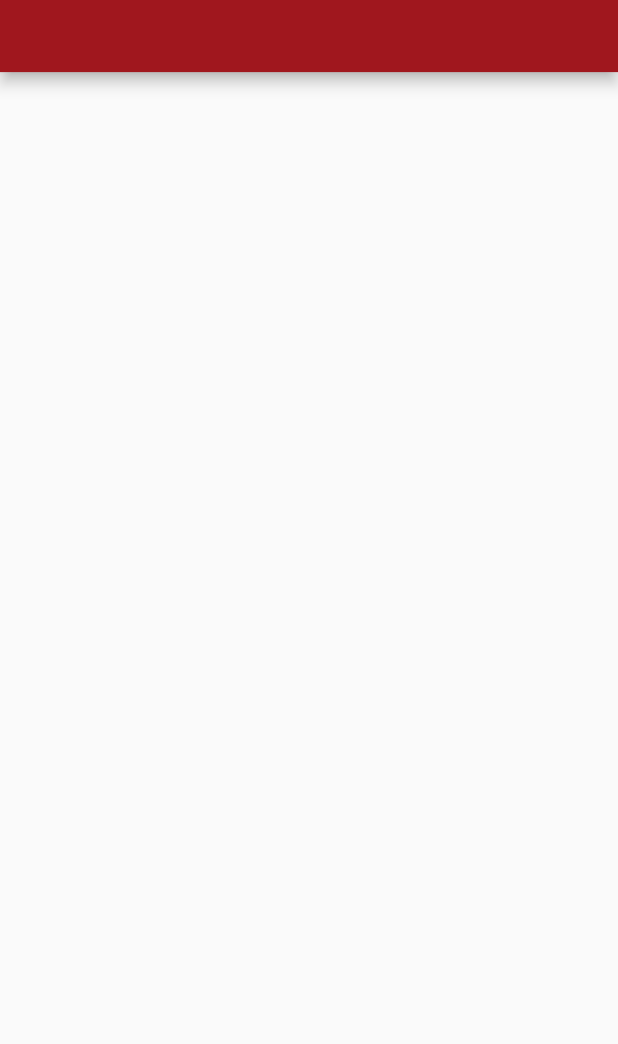
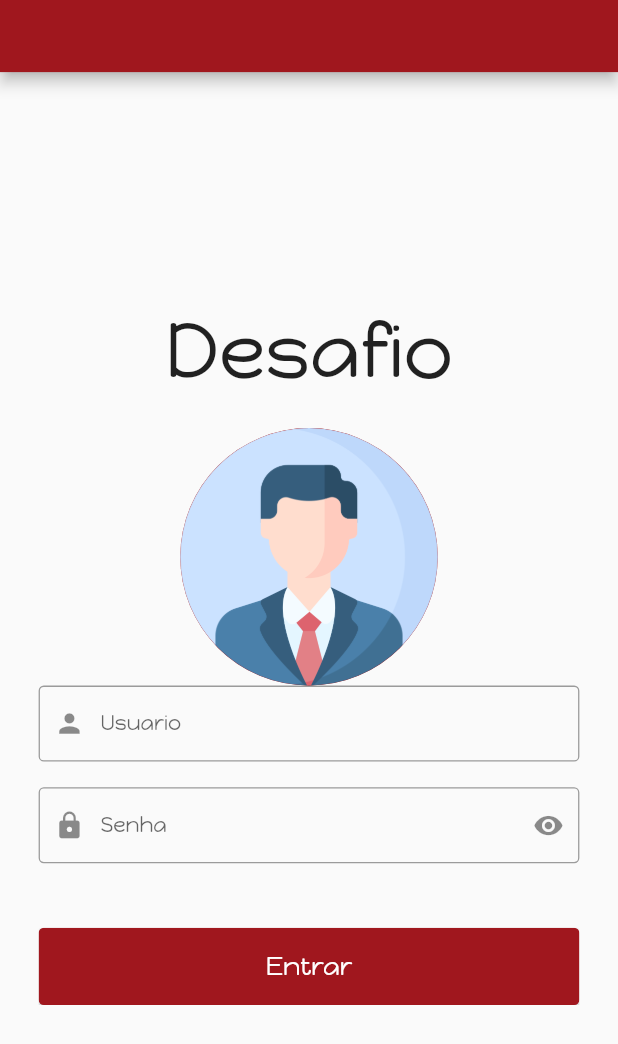
Before and after one commit to BrayanBertan/desafio_sistema_info, a Flutter app: the screen it shows after launch, on a phone screen of 412 x 824 dp. Shown: the top 1044 px of the screen. Run offline on Flutter 3.47's test engine with Material 2 defaults, Android fonts, the phone set to English and light mode, and no system bars; our stand-ins replace get, responsive_framework, sqflite; accounts and stored records are empty.

Commit message:
inicio controller usuario e view login

```diff
--- /dev/null
+++ b/desafio_flutter/lib/app/controller/usuario_controller.dart
@@ -0,0 +1,24 @@
+import 'package:desafio_flutter/app/model/usuario_model.dart';
+import 'package:get/get.dart';
+
+class UsuarioController extends GetxController {
+  UsuarioModel usuarioModel;
+  UsuarioController({required this.usuarioModel});
+
+  final usuarioLogin = ''.obs;
+  final senhaLogin = ''.obs;
+  final erroLogin = Rxn<String?>();
+
+  bool verificaLogin() {
+    var retorno =
+        usuarioModel.verificaLogin(usuarioLogin.value, senhaLogin.value);
+    erroLogin.value = null;
+    print('retorno $retorno');
+    if (!retorno) erroLogin.value = 'Dados incorretos!';
+    return retorno;
+  }
+
+  setUsuarioLogin(String usuario) => usuarioLogin.value = usuario;
+
+  setSenhaLogin(String senha) => senhaLogin.value = senha;
+}
--- a/desafio_flutter/lib/app/model/usuario_model.dart
+++ b/desafio_flutter/lib/app/model/usuario_model.dart
@@ -4,7 +4,7 @@ import 'package:get/get.dart';
 import 'package:sqflite/sqflite.dart';
 
 class UsuarioModel {
-  final bancoService = Get.find<BancoService>();
+  final bancoService = Get.put(BancoService());
 
   Future<Usuario> SalvarUsuario(Usuario usuario) async {
     Database dbUsuario = await bancoService.db;
@@ -12,9 +12,10 @@ class UsuarioModel {
     return usuario;
   }
 
-  bool verificaLogin(String email, String senha) {
-    return (email.trim().toUpperCase() == 'SISTEMA' &&
-        senha.trim().toLowerCase() == 'canditado123');
+  bool verificaLogin(String usuario, String senha) {
+    print('usuario $usuario senha $senha');
+    return (usuario.trim().toUpperCase() == 'SISTEMA' &&
+        senha.trim().toUpperCase() == 'CANDIDATO123');
   }
 
   Future<int> deletarUsuario(int codigo) async {
--- a/desafio_flutter/lib/app/view/login/login_view.dart
+++ b/desafio_flutter/lib/app/view/login/login_view.dart
@@ -1,13 +1,87 @@
+import 'package:desafio_flutter/app/controller/usuario_controller.dart';
 import 'package:flutter/material.dart';
+import 'package:get/get.dart';
 
-class LoginPage extends StatelessWidget {
+class LoginPage extends GetView<UsuarioController> {
   const LoginPage({Key? key}) : super(key: key);
-
   @override
   Widget build(BuildContext context) {
     return Scaffold(
       appBar: AppBar(),
-      body: Container(),
+      body: Stack(
+        children: [
+          Padding(
+            padding: const EdgeInsets.all(30),
+            child: Center(
+              child: SingleChildScrollView(
+                child: Column(
+                  children: [
+                    const Text(
+                      'Desafio',
+                      style: TextStyle(
+                        fontSize: 60.0,
+                      ),
+                    ),
+                    const SizedBox(
+                      height: 25,
+                    ),
+                    const CircleAvatar(
+                        backgroundImage:
+                            ExactAssetImage('assets/imagens/usuario.png'),
+                        minRadius: 75,
+                        maxRadius: 100),
+                    TextField(
+                      onChanged: controller.setUsuarioLogin,
+                      decoration: const InputDecoration(
+                        labelText: 'Usuario',
+                        border: OutlineInputBorder(),
+                        prefixIcon: Icon(Icons.person),
+                      ),
+                    ),
+                    const SizedBox(
+                      height: 20,
+                    ),
+                    Obx(() {
+                      return TextFormField(
+                        onChanged: controller.setSenhaLogin,
+                        keyboardType: TextInputType.visiblePassword,
+                        obscureText: true,
+                        decoration: InputDecoration(
+                            labelText: 'Senha',
+                            border: const OutlineInputBorder(),
+                            prefixIcon: const Icon(Icons.lock),
+                            suffixIcon: const Icon(Icons.remove_red_eye),
+                            errorText: controller.erroLogin.value),
+                      );
+                    }),
+                    const SizedBox(
+                      height: 50,
+                    ),
+                    Container(
+                      clipBehavior: Clip.antiAliasWithSaveLayer,
+                      width: double.infinity,
+                      height: 60,
+                      decoration: BoxDecoration(
+                        borderRadius: BorderRadius.circular(0),
+                      ),
+                      child: ElevatedButton(
+                        onPressed: controller.verificaLogin,
+                        child: const Text(
+                          'Entrar',
+                          style: TextStyle(
+                            fontSize: 20,
+                            color: Colors.white,
+                          ),
+                        ),
+                      ),
+                    ),
+                  ],
+                ),
+              ),
+            ),
+          ),
+        ],
+      ),
     );
   }
 }
--- a/desafio_flutter/lib/app/view/widgets/splashScreen_view.dart
+++ b/desafio_flutter/lib/app/view/widgets/splashScreen_view.dart
@@ -11,7 +11,7 @@ class SplashScreen extends StatefulWidget {
 
 class _SplashScreenState extends State<SplashScreen> {
   splashScreenTempo() {
-    return Timer(Duration(seconds: 1), mudarTela);
+    return Timer(const Duration(seconds: 1), mudarTela);
   }
 
   mudarTela() async {
--- a/desafio_flutter/lib/main.dart
+++ b/desafio_flutter/lib/main.dart
@@ -1,3 +1,5 @@
+import 'package:desafio_flutter/app/controller/usuario_controller.dart';
+import 'package:desafio_flutter/app/model/usuario_model.dart';
 import 'package:desafio_flutter/app/view/login/login_view.dart';
 import 'package:desafio_flutter/app/view/widgets/splashScreen_view.dart';
 import 'package:flutter/material.dart';
@@ -48,6 +50,9 @@ class DesafioApp extends StatelessWidget {
           page: () => LoginPage(),
         ),
       ],
+      initialBinding: BindingsBuilder(() {
+        Get.lazyPut(() => UsuarioController(usuarioModel: UsuarioModel()));
+      }),
       home: SplashScreen(),
     );
   }
```
Also changed, not shown: desafio_flutter/assets/imagens/usuario.png (added).
